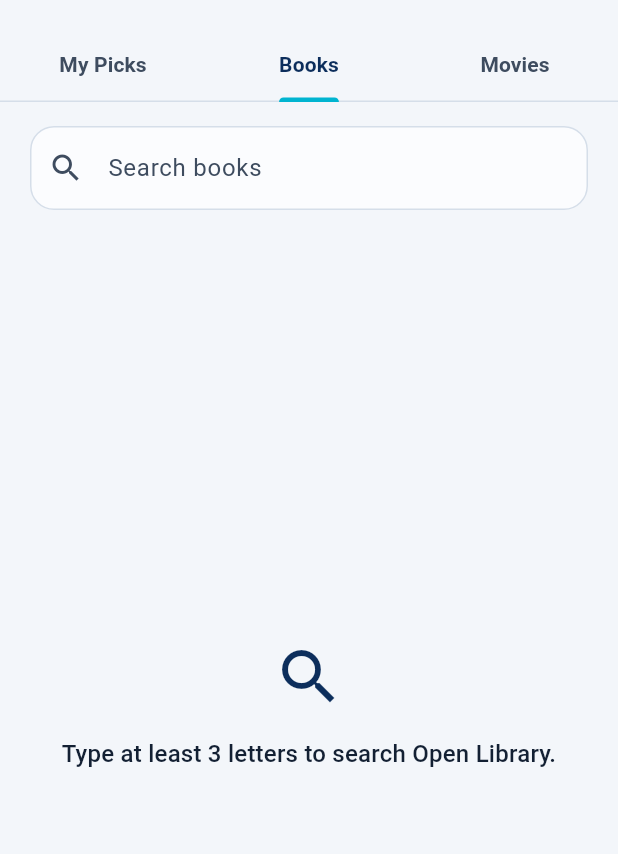
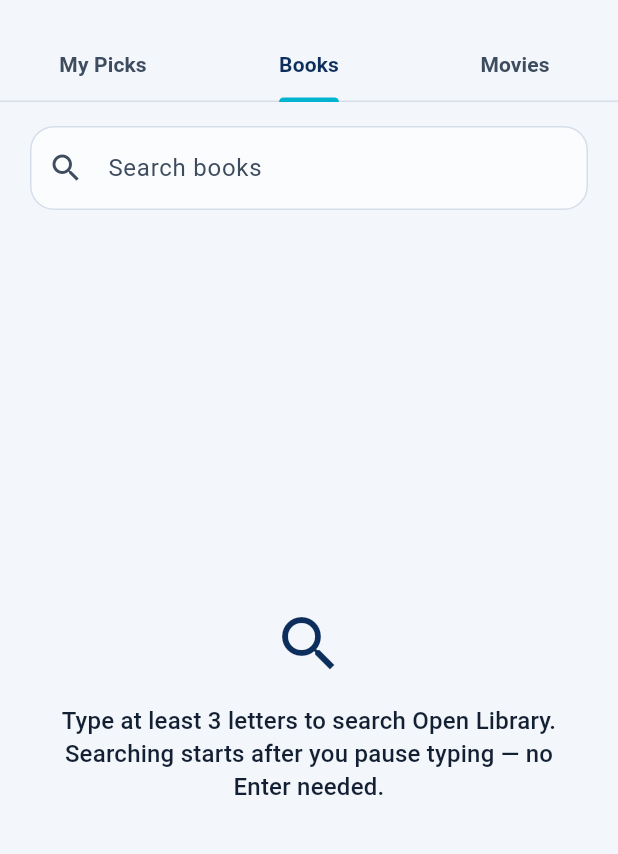
Before and after one commit to santiagocrab/remegio-profile, a Flutter app: the ShelfScreen screen opened directly, tab 2 chosen, on a phone screen of 412 x 824 dp, the part 54-908 px from its top. Run offline on Flutter 3.47's test engine with Material 3 defaults, Android fonts, the phone set to English and light mode, and no system bars; our stand-ins replace audioplayers.

Commit message:
Fix Open Library web search CORS and blocked stop-word queries.

```diff
--- a/lib/api/open_library_api.dart
+++ b/lib/api/open_library_api.dart
@@ -14,8 +14,10 @@ class OpenLibraryApi {
   final http.Client _client;
   final bool _ownsClient;
 
+  /// Only CORS-safe headers. Custom `User-Agent` is blocked by browsers and
+  /// makes Open Library reject the preflight ("Disallowed CORS headers"),
+  /// which the app surfaces as "No connection" on Safari.
   static const Map<String, String> _headers = <String, String>{
-    'User-Agent': 'remegio_unit7_exercise (CC 207B student project)',
     'Accept': 'application/json',
   };
 
--- a/lib/screens/books_screen.dart
+++ b/lib/screens/books_screen.dart
@@ -42,7 +42,9 @@ class _BooksScreenState extends State<BooksScreen>
     super.build(context);
     return SearchPage<Book>(
       hint: 'Search books',
-      instructions: 'Type at least 3 letters to search Open Library.',
+      instructions:
+          'Type at least 3 letters to search Open Library. Searching starts after you pause typing — no Enter needed.',
+      emptyMessage: 'No books found',
       search: _api.search,
       itemBuilder: (BuildContext context, Book book) =>
           BookResultTile(book: book),
--- a/lib/search/search_session.dart
+++ b/lib/search/search_session.dart
@@ -22,6 +22,9 @@ class SearchSession<T> {
   /// True during the pause before a request is started.
   bool waiting = false;
 
+  /// Latest trimmed field text (even when below [minimumLength]).
+  String draft = '';
+
   /// The request for the current query, or null when there is nothing to show.
   Future<List<T>>? results;
 
@@ -31,6 +34,7 @@ class SearchSession<T> {
   void onChanged(String text, void Function() notify) {
     _timer?.cancel();
     final String query = text.trim();
+    draft = query;
     results = null;
     activeQuery = null;
     if (query.length < minimumLength) {
--- a/lib/widgets/search_page.dart
+++ b/lib/widgets/search_page.dart
@@ -79,11 +79,13 @@ class _SearchPageState<T> extends State<SearchPage<T>> {
     if (future == null) {
       return _message(
         icon: Icons.search,
-        text: _session.waiting ? 'Searching…' : widget.instructions,
+        text: _idleMessage(),
         showSpinner: _session.waiting,
       );
     }
     return FutureBuilder<List<T>>(
+      // Keyed so a new query always rebuilds from ConnectionState.waiting.
+      key: ValueKey<Object?>(_session.activeQuery),
       future: future,
       builder: (BuildContext context, AsyncSnapshot<List<T>> snapshot) {
         if (snapshot.connectionState == ConnectionState.waiting ||
@@ -104,6 +106,7 @@ class _SearchPageState<T> extends State<SearchPage<T>> {
             ),
           );
         }
+        // Empty list only after a finished successful response.
         final List<T> items = snapshot.data ?? <T>[];
         if (items.isEmpty) {
           return _message(icon: Icons.search_off, text: widget.emptyMessage);
@@ -127,6 +130,17 @@ class _SearchPageState<T> extends State<SearchPage<T>> {
     );
   }
 
+  String _idleMessage() {
+    if (_session.waiting) return 'Searching…';
+    final String draft = _session.draft;
+    final int need = _session.minimumLength;
+    if (draft.isNotEmpty && draft.length < need) {
+      return 'Type at least $need letters to search '
+          '(${draft.length} so far).';
+    }
+    return widget.instructions;
+  }
+
   Widget _message({
     required IconData icon,
     required String text,
```
Also changed, not shown: lib/api/http_json.dart (+13 -0 lines), 2 other files.
